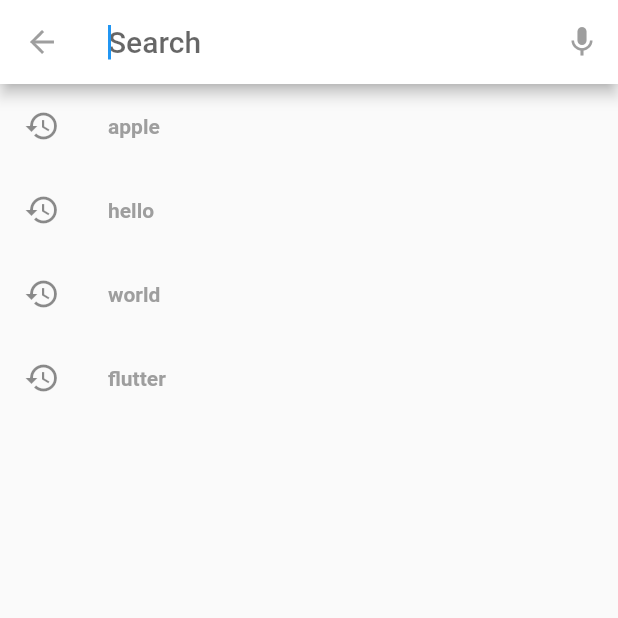
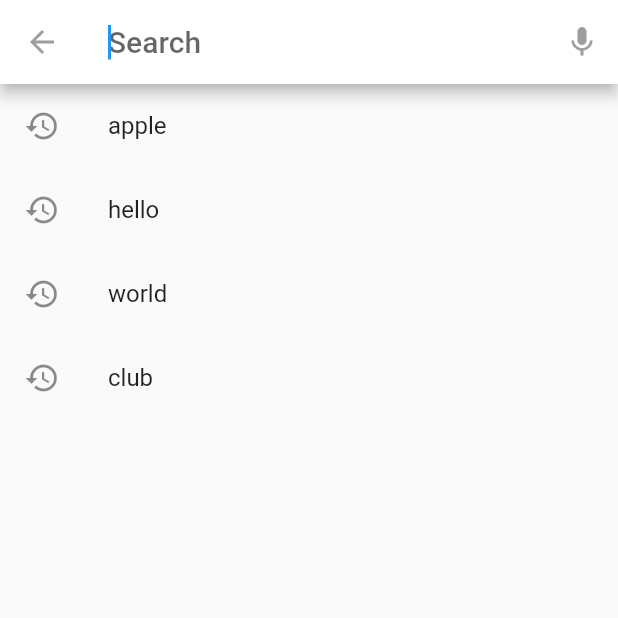
Before and after one commit to IsaiasGC/movies_app, a Flutter app: the Search screen opened directly, after a tap on the "search" icon, on a phone screen of 412 x 824 dp, the top half of it. Run offline on Flutter 3.47's test engine with Material 2 defaults, Android fonts, the phone set to English and light mode, and no system bars; our stand-ins replace flutter_slidable, splashscreen; network calls fail.

Commit message:
Implementado FutureBuilder en Search

```diff
--- a/lib/Search.dart
+++ b/lib/Search.dart
@@ -59,12 +59,12 @@ class Search extends StatelessWidget{
 // Defines the content of the search page in showSearch().
 // SearchDelegate has a member query which is the query string.
 class DataSearch extends SearchDelegate<String> {
-  final List history;
+  final List<String> history;
   List movies;
   BuildContext context;
 
   DataSearch()
-      : history = <String>['apple', 'hello', 'world', 'flutter'],//obtener historial
+      : history = <String>['apple', 'hello', 'world', 'club'],//obtener historial
         super();
 
   Future<String> searchMovie(String query) async{
@@ -104,6 +104,20 @@ class DataSearch extends SearchDelegate<String> {
   // Widget of result page.
   @override
   Widget buildResults(BuildContext context) {
+    this.history.insert(0,this.query);
+    return Container(
+      child: FutureBuilder<String>(
+        future: searchMovie(this.query),
+        builder: (context, snapshot){
+          if(snapshot.connectionState==ConnectionState.done)
+            return getResultList();
+          else
+            return Center(child:CircularProgressIndicator());
+        },
+    ));
+  }
+
+  Widget getResultList(){
     return ListView.builder(
       itemCount: movies==null? 0: movies.length,
       itemBuilder: (context, index) => ListTile(
@@ -124,31 +138,20 @@ class DataSearch extends SearchDelegate<String> {
       ),
     );
   }
-
   // Suggestions list while typing (this.query).
   @override
   Widget buildSuggestions(BuildContext context) {
-    final List suggestionList=history;
+    final List suggestionList=history.where((element) => element.contains(this.query)).toList();
     // final bool search=this.query.isNotEmpty;
     return ListView.builder(
       itemCount: suggestionList.length,
       itemBuilder: (context, index) => ListTile(
         leading: query.isEmpty ? Icon(Icons.history) : Icon(null),
-        title: RichText(
-            text: TextSpan(
-              text: suggestionList[index].substring(0, query.length),
-              style: TextStyle(color: Colors.black, fontWeight: FontWeight.bold),
-              children: <TextSpan>[
-                TextSpan(
-                  text: suggestionList[index].substring(query.length),
-                  style: TextStyle(color: Colors.grey)
-                ),
-              ],
-            ),
-        ),
+        title: Text(suggestionList[index]),
         onTap: (){
           this.query= suggestionList[index];
-          searchMovie(this.query).then((value) => this.showResults(this.context));
+          this.showResults(this.context);
+          // searchMovie(this.query).then((value) => this.showResults(this.context));
           // this.close(context, this.query);
         },
       ),
```
